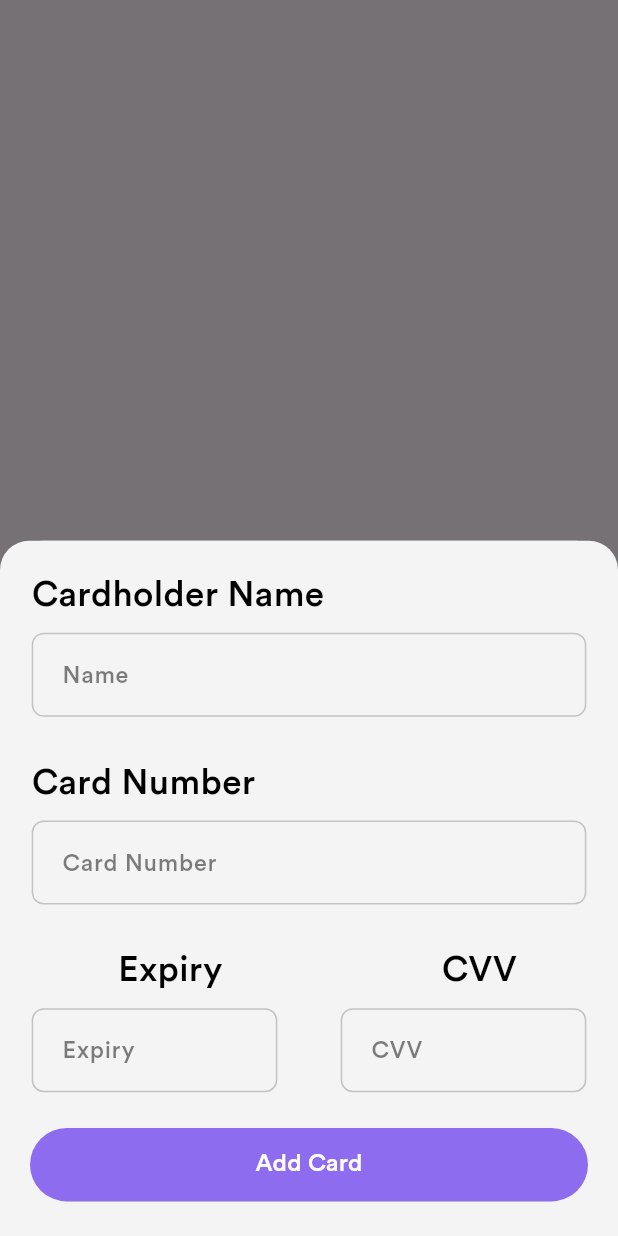
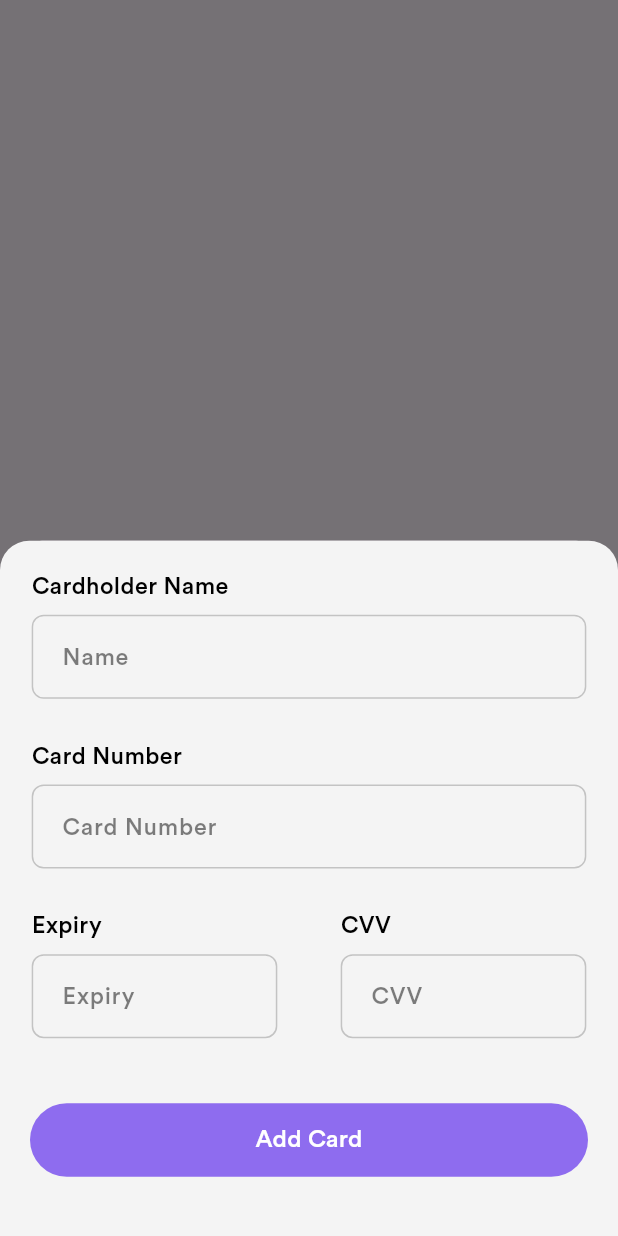
Before and after one commit to Tu2525/LinkFlutterEcommerceApp, a Flutter app: the Paymentscreen screen opened directly, after a tap on "Payment Method", on a phone screen of 412 x 824 dp. Run offline on Flutter 3.47's test engine with Material 3 defaults, Android fonts, the phone set to English and light mode, and no system bars; our stand-ins replace animated_text_kit, flutter_riverpod, flutter_screenutil, iconsax_plus, smooth_page_indicator.

Commit message:
FIX UI& link with continue with facebook button(temporarily)

```diff
--- a/lib/widgets/visa_data_bottom_sheet.dart
+++ b/lib/widgets/visa_data_bottom_sheet.dart
@@ -54,7 +54,7 @@ class VisaDataBottomSheet extends StatelessWidget {
                   'Cardholder Name',
                   style: TextStyle(
                     color: textColor,
-                    fontSize: 24.sp,
+                    fontSize: 16.sp,
                     fontWeight: FontWeight.w500,
                   ),
                 ),
@@ -79,7 +79,7 @@ class VisaDataBottomSheet extends StatelessWidget {
                   'Card Number',
                   style: TextStyle(
                     color: textColor,
-                    fontSize: 24.sp,
+                    fontSize: 16.sp,
                     fontWeight: FontWeight.w500,
                   ),
                 ),
@@ -106,6 +106,7 @@ class VisaDataBottomSheet extends StatelessWidget {
                 children: [
                   Expanded(
                     child: Column(
+                      crossAxisAlignment: CrossAxisAlignment.start,
                       children: [
                         Padding(
                           padding: EdgeInsets.only(top: 20.0.h, left: 20.w),
@@ -113,7 +114,7 @@ class VisaDataBottomSheet extends StatelessWidget {
                             'Expiry',
                             style: TextStyle(
                               color: textColor,
-                              fontSize: 24.sp,
+                              fontSize: 16.sp,
                               fontWeight: FontWeight.w500,
                             ),
                           ),
@@ -141,6 +142,7 @@ class VisaDataBottomSheet extends StatelessWidget {
 
                   Expanded(
                     child: Column(
+                      crossAxisAlignment: CrossAxisAlignment.start,
                       children: [
                         Padding(
                           padding: EdgeInsets.only(top: 20.0.h, left: 20.w),
@@ -148,7 +150,7 @@ class VisaDataBottomSheet extends StatelessWidget {
                             'CVV',
                             style: TextStyle(
                               color: textColor,
-                              fontSize: 24.sp,
+                              fontSize: 16.sp,
                               fontWeight: FontWeight.w500,
                             ),
                           ),
@@ -175,6 +177,7 @@ class VisaDataBottomSheet extends StatelessWidget {
                   ),
                 ],
               ),
+              SizedBox(height: 20.h),
               Padding(
                 padding: const EdgeInsets.symmetric(
                   horizontal: 20.0,
```
Also changed, not shown: lib/screens/sign_in_screen.dart (+9 -1 lines).
